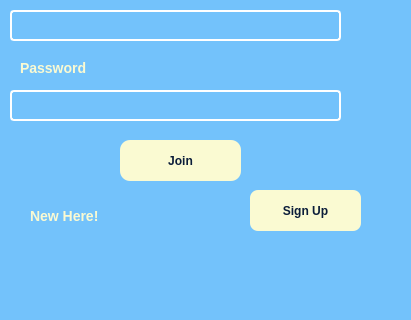
Before: the Qt Designer form UI_Files/Login_Page.ui in sakotiya/SPARTANRIDESJSU, drawn with Qt 5; both pictures show x 0 to 411 and y 230 to 550 of the 411 by 550 pixel window.
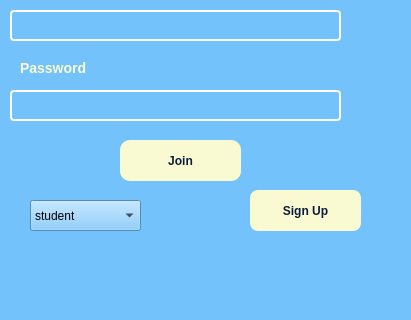
After: the same form once the commit is applied. Icons and pictures are not drawn.

Commit message: Ashmitha - Login connection

The edit to the form file:
```diff
--- a/UI_Files/Login_Page.ui
+++ b/UI_Files/Login_Page.ui
@@ -269,25 +269,30 @@
      <bool>true</bool>
     </property>
    </widget>
-   <widget class="QLabel" name="Newhear">
+   <widget class="QComboBox" name="roleSelector">
     <property name="geometry">
      <rect>
       <x>30</x>
       <y>430</y>
-      <width>81</width>
+   <width>111</width>
       <height>31</height>
      </rect>
     </property>
-    <property name="styleSheet">
-     <string notr="true">QLabel {
-    color: #FAFAD2;
-    font-size: 14px;
-    font-weight: bold;
-}</string>
-    </property>
+ <item>
+  <property name="text">
+   <string>student</string>
+  </property>
+ </item>
+ <item>
     <property name="text">
-     <string>New Here!</string>
-    </property>
+   <string>faculty</string>
+  </property>
+ </item>
+ <item>
+  <property name="text">
+   <string>driver</string>
+  </property>
+ </item>
    </widget>
    <widget class="QPushButton" name="SignUp">
     <property name="geometry">
```
Lines whose indentation alone changed are shown as unchanged. The commit also changes 5 other files.
